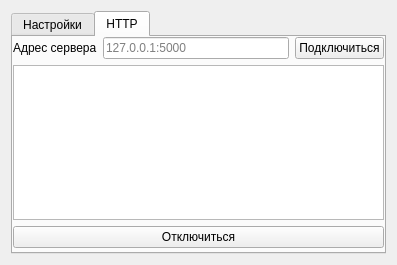
Above: gui/uies/settings.ui from neurocomputer/MemriBoard before the change. Below: the same form after it.
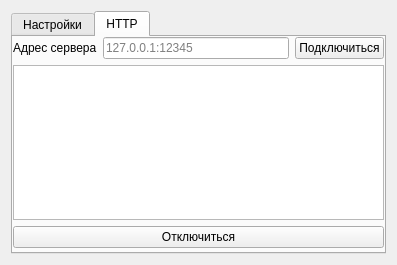
That is the form after the change.

What changed in the file:
```diff
--- a/gui/uies/settings.ui
+++ b/gui/uies/settings.ui
@@ -244,7 +244,7 @@
           <item>
            <widget class="QLineEdit" name="lineedit_uri">
             <property name="placeholderText">
-             <string>127.0.0.1:5000</string>
+             <string>127.0.0.1:12345</string>
             </property>
            </widget>
           </item>
```
